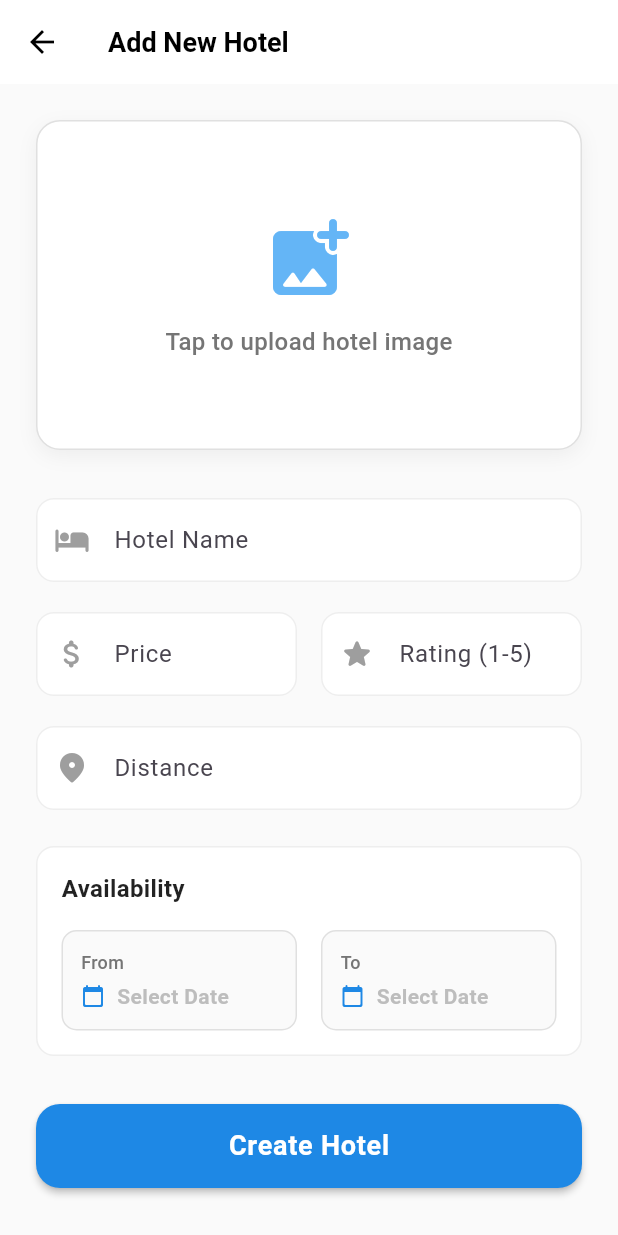
After one commit to Wizi-Tech/IEW-demo, a Flutter app: the screen it shows after launch, after a tap on the "add" icon, on a phone screen of 412 x 824 dp. The commit adds this screen. Run offline on Flutter 3.47's test engine with Material 3 defaults, Android fonts, the phone set to English and light mode, and no system bars; our stand-ins replace image_picker, supabase_flutter; accounts and stored records are empty.

Commit message:
Add a form to create new hotel

```diff
--- a/lib/models/hotel.dart
+++ b/lib/models/hotel.dart
@@ -5,6 +5,7 @@ class Hotel {
   final int rating;
   final DateTime availableStart;
   final DateTime availableEnd;
+  final String? imageUrl;
 
   Hotel({
     required this.name,
@@ -13,6 +14,7 @@ class Hotel {
     required this.rating,
     required this.availableStart,
     required this.availableEnd,
+    this.imageUrl,
   });
 
   bool isAvailable(DateTime checkIn, DateTime checkOut) {
@@ -32,6 +34,7 @@ class Hotel {
       availableEnd: json['available_end'] != null
           ? DateTime.tryParse(json['available_end'].toString()) ?? DateTime.now().add(const Duration(days: 365))
           : DateTime.now().add(const Duration(days: 365)),
+      imageUrl: json['image_url']?.toString(),
     );
   }
 }
--- /dev/null
+++ b/lib/screens/add_hotel_screen.dart
@@ -0,0 +1,428 @@
+import 'dart:io';
+import 'package:flutter/foundation.dart';
+import 'package:flutter/material.dart';
+import 'package:image_picker/image_picker.dart';
+import 'package:supabase_flutter/supabase_flutter.dart';
+import 'package:intl/intl.dart';
+
+class AddHotelScreen extends StatefulWidget {
+  const AddHotelScreen({super.key});
+
+  @override
+  State<AddHotelScreen> createState() => _AddHotelScreenState();
+}
+
+class _AddHotelScreenState extends State<AddHotelScreen> {
+  final _formKey = GlobalKey<FormState>();
+  final _nameController = TextEditingController();
+  final _priceController = TextEditingController();
+  final _distanceController = TextEditingController();
+  final _ratingController = TextEditingController();
+
+  DateTime? _availableStart;
+  DateTime? _availableEnd;
+
+  XFile? _imageFile;
+  bool _isLoading = false;
+
+  Future<void> _pickImage() async {
+    final ImagePicker picker = ImagePicker();
+    final XFile? image = await picker.pickImage(source: ImageSource.gallery);
+
+    if (image != null) {
+      setState(() {
+        _imageFile = image;
+      });
+    }
+  }
+
+  Future<String?> _uploadImage() async {
+    if (_imageFile == null) return null;
+
+    try {
+      final bytes = await _imageFile!.readAsBytes();
+      final fileExt = _imageFile!.name.split('.').last;
+      final fileName = '${DateTime.now().millisecondsSinceEpoch}.$fileExt';
+      final path = 'hotel_images/$fileName';
+
+      await Supabase.instance.client.storage.from('hotels').uploadBinary(
+        path,
+        bytes,
+        fileOptions: const FileOptions(cacheControl: '3600', upsert: false),
+      );
+
+      final imageUrl = Supabase.instance.client.storage.from('hotels').getPublicUrl(path);
+      return imageUrl;
+    } catch (e) {
+      debugPrint('Error uploading image: $e');
+      ScaffoldMessenger.of(context).showSnackBar(
+        SnackBar(content: Text('Error uploading image: $e')),
+      );
+      return null;
+    }
+  }
+
+  Future<void> _saveHotel() async {
+    if (_availableStart == null || _availableEnd == null) {
+      ScaffoldMessenger.of(context).showSnackBar(
+        const SnackBar(content: Text('Please select availability dates')),
+      );
+      return;
+    }
+
+    if (!_formKey.currentState!.validate()) return;
+    if (_imageFile == null) {
+      ScaffoldMessenger.of(context).showSnackBar(
+        const SnackBar(content: Text('Please select an image')),
+      );
+      return;
+    }
+
+    setState(() {
+      _isLoading = true;
+    });
+
+    try {
+      final imageUrl = await _uploadImage();
+      if (imageUrl == null) throw Exception('Image upload failed');
+
+      await Supabase.instance.client.from('Hotel').insert({
+        'name': _nameController.text,
+        'price': _priceController.text,
+        'distance': _distanceController.text,
+        'rating': int.parse(_ratingController.text),
+        'available_start': _availableStart!.toIso8601String(),
+        'available_end': _availableEnd!.toIso8601String(),
+        'image_url': imageUrl,
+      });
+
+      if (mounted) {
+        Navigator.pop(context, true); // Return true to indicate success
+      }
+    } catch (e) {
+      debugPrint('Error saving hotel: $e');
+      if (mounted) {
+        ScaffoldMessenger.of(context).showSnackBar(
+          SnackBar(content: Text('Error saving hotel: $e')),
+        );
+      }
+    } finally {
+      if (mounted) {
+        setState(() {
+          _isLoading = false;
+        });
+      }
+    }
+  }
+
+  Future<void> _selectDate(BuildContext context, bool isStart) async {
+    final DateTime now = DateTime.now();
+    // Ensure firstDate is before or equal to initialDate by stripping time or using a past date
+    final DateTime firstDate = DateTime(now.year, now.month, now.day);
+
+    final DateTime initialDate = isStart
+        ? (_availableStart ?? DateTime.now())
+        : (_availableEnd ?? DateTime.now().add(const Duration(days: 1)));
+
+    // Ensure initialDate is not before firstDate (can happen if _availableStart was set to 'now' earlier)
+    final DateTime effectiveInitialDate = initialDate.isBefore(firstDate) ? firstDate : initialDate;
+
+    final DateTime? picked = await showDatePicker(
+      context: context,
+      initialDate: effectiveInitialDate,
+      firstDate: firstDate,
+      lastDate: DateTime(2030),
+    );
+
+    if (picked != null) {
+      setState(() {
+        if (isStart) {
+          _availableStart = picked;
+        } else {
+          _availableEnd = picked;
+        }
+      });
+    }
+  }
+
+  @override
+  Widget build(BuildContext context) {
+    return Scaffold(
+      backgroundColor: Colors.grey[50],
+      appBar: AppBar(
+        title: const Text(
+          'Add New Hotel',
+          style: TextStyle(color: Colors.black, fontWeight: FontWeight.w600),
+        ),
+        backgroundColor: Colors.white,
+        elevation: 0,
+        iconTheme: const IconThemeData(color: Colors.black),
+      ),
+      body: _isLoading
+          ? const Center(child: CircularProgressIndicator())
+          : SingleChildScrollView(
+              padding: const EdgeInsets.all(24.0),
+              child: Form(
+                key: _formKey,
+                child: Column(
+                  crossAxisAlignment: CrossAxisAlignment.stretch,
+                  children: [
+                    // Image Picker
+                    GestureDetector(
+                      onTap: _pickImage,
+                      child: Container(
+                        height: 220,
+                        decoration: BoxDecoration(
+                          color: Colors.white,
+                          borderRadius: BorderRadius.circular(16),
+                          border: Border.all(color: Colors.grey.shade300, width: 1),
+                          boxShadow: [
+                            BoxShadow(
+                              color: Colors.black.withOpacity(0.05),
+                              blurRadius: 10,
+                              offset: const Offset(0, 4),
+                            ),
+                          ],
+                          image: _imageFile != null
+                              ? DecorationImage(
+                                  image: kIsWeb
+                                      ? NetworkImage(_imageFile!.path)
+                                      : FileImage(File(_imageFile!.path)) as ImageProvider,
+                                  fit: BoxFit.cover,
+                                )
+                              : null,
+                        ),
+                        child: _imageFile == null
+                            ? Column(
+                                mainAxisAlignment: MainAxisAlignment.center,
+                                children: [
+                                  Icon(Icons.add_photo_alternate_rounded, size: 64, color: Colors.blue.shade300),
+                                  const SizedBox(height: 12),
+                                  Text(
+                                    'Tap to upload hotel image',
+                                    style: TextStyle(
+                                      color: Colors.grey.shade600,
+                                      fontSize: 16,
+                                      fontWeight: FontWeight.w500,
+                                    ),
+                                  ),
+                                ],
+                              )
+                            : null,
+                      ),
+                    ),
+                    const SizedBox(height: 32),
+
+                    // Hotel Name
+                    _buildTextField(
+                      controller: _nameController,
+                      label: 'Hotel Name',
+                      icon: Icons.hotel_rounded,
+                      validator: (value) => value!.isEmpty ? 'Please enter a name' : null,
+                    ),
+                    const SizedBox(height: 20),
+
+                    // Price & Rating Row
+                    Row(
+                      children: [
+                        Expanded(
+                          child: _buildTextField(
+                            controller: _priceController,
+                            label: 'Price',
+                            icon: Icons.attach_money_rounded,
+                            validator: (value) => value!.isEmpty ? 'Required' : null,
+                          ),
+                        ),
+                        const SizedBox(width: 16),
+                        Expanded(
+                          child: _buildTextField(
+                            controller: _ratingController,
+                            label: 'Rating (1-5)',
+                            icon: Icons.star_rounded,
+                            keyboardType: TextInputType.number,
+                            validator: (value) {
+                              if (value == null || value.isEmpty) return 'Required';
+                              final rating = int.tryParse(value);
+                              if (rating == null || rating < 1 || rating > 5) return '1-5';
+                              return null;
+                            },
+                          ),
+                        ),
+                      ],
+                    ),
+                    const SizedBox(height: 20),
+
+                    // Distance
+                    _buildTextField(
+                      controller: _distanceController,
+                      label: 'Distance',
+                      icon: Icons.location_on_rounded,
+                      hint: 'e.g. 2 km to city',
+                      validator: (value) => value!.isEmpty ? 'Please enter distance' : null,
+                    ),
+                    const SizedBox(height: 24),
+
+                    // Date Selection
+                    Container(
+                      padding: const EdgeInsets.all(16),
+                      decoration: BoxDecoration(
+                        color: Colors.white,
+                        borderRadius: BorderRadius.circular(12),
+                        border: Border.all(color: Colors.grey.shade200),
+                      ),
+                      child: Column(
+                        crossAxisAlignment: CrossAxisAlignment.start,
+                        children: [
+                          const Text(
+                            'Availability',
+                            style: TextStyle(
+                              fontSize: 16,
+                              fontWeight: FontWeight.w600,
+                              color: Colors.black87,
+                            ),
+                          ),
+                          const SizedBox(height: 16),
+                          Row(
+                            children: [
+                              Expanded(
+                                child: _buildDateSelector(
+                                  context,
+                                  label: 'From',
+                                  date: _availableStart,
+                                  onTap: () => _selectDate(context, true),
+                                ),
+                              ),
+                              const SizedBox(width: 16),
+                              Expanded(
+                                child: _buildDateSelector(
+                                  context,
+                                  label: 'To',
+                                  date: _availableEnd,
+                                  onTap: () => _selectDate(context, false),
+                                ),
+                              ),
+                            ],
+                          ),
+                        ],
+                      ),
+                    ),
+                    const SizedBox(height: 32),
+
+                    // Submit Button
+                    SizedBox(
+                      height: 56,
+                      child: ElevatedButton(
+                        onPressed: _saveHotel,
+                        style: ElevatedButton.styleFrom(
+                          backgroundColor: Colors.blue.shade600,
+                          foregroundColor: Colors.white,
+                          elevation: 2,
+                          shape: RoundedRectangleBorder(
+                            borderRadius: BorderRadius.circular(16),
+                          ),
+                        ),
+                        child: const Text(
+                          'Create Hotel',
+                          style: TextStyle(
+                            fontSize: 18,
+                            fontWeight: FontWeight.w600,
+                            letterSpacing: 0.5,
+                          ),
+                        ),
+                      ),
+                    ),
+                    const SizedBox(height: 24),
+                  ],
+                ),
+              ),
+            ),
+    );
+  }
+
+  Widget _buildTextField({
+    required TextEditingController controller,
+    required String label,
+    required IconData icon,
+    String? hint,
+    TextInputType? keyboardType,
+    String? Function(String?)? validator,
+  }) {
+    return TextFormField(
+      controller: controller,
+      keyboardType: keyboardType,
+      validator: validator,
+      style: const TextStyle(fontWeight: FontWeight.w500),
+      decoration: InputDecoration(
+        labelText: label,
+        hintText: hint,
+        prefixIcon: Icon(icon, color: Colors.grey.shade500),
+        filled: true,
+        fillColor: Colors.white,
+        border: OutlineInputBorder(
+          borderRadius: BorderRadius.circular(12),
+          borderSide: BorderSide.none,
+        ),
+        enabledBorder: OutlineInputBorder(
+          borderRadius: BorderRadius.circular(12),
+          borderSide: BorderSide(color: Colors.grey.shade200),
+        ),
+        focusedBorder: OutlineInputBorder(
+          borderRadius: BorderRadius.circular(12),
+          borderSide: BorderSide(color: Colors.blue.shade400, width: 1.5),
+        ),
+        errorBorder: OutlineInputBorder(
+          borderRadius: BorderRadius.circular(12),
+          borderSide: BorderSide(color: Colors.red.shade200),
+        ),
+        contentPadding: const EdgeInsets.symmetric(horizontal: 16, vertical: 16),
+      ),
+    );
+  }
+
+  Widget _buildDateSelector(
+    BuildContext context, {
+    required String label,
+    DateTime? date,
+    required VoidCallback onTap,
+  }) {
+    return GestureDetector(
+      onTap: onTap,
+      child: Container(
+        padding: const EdgeInsets.symmetric(horizontal: 12, vertical: 12),
+        decoration: BoxDecoration(
+          color: Colors.grey.shade50,
+          borderRadius: BorderRadius.circular(10),
+          border: Border.all(color: Colors.grey.shade300),
+        ),
+        child: Column(
+          crossAxisAlignment: CrossAxisAlignment.start,
+          children: [
+            Text(
+              label,
+              style: TextStyle(
+                color: Colors.grey.shade600,
+                fontSize: 12,
+                fontWeight: FontWeight.w500,
+              ),
+            ),
+            const SizedBox(height: 4),
+            Row(
+              children: [
+                Icon(Icons.calendar_today_rounded, size: 16, color: Colors.blue.shade600),
+                const SizedBox(width: 8),
+                Text(
+                  date != null ? DateFormat('MMM dd, yyyy').format(date) : 'Select Date',
+                  style: TextStyle(
+                    fontWeight: FontWeight.w600,
+                    fontSize: 14,
+                    color: date != null ? Colors.black87 : Colors.grey.shade400,
+                  ),
+                ),
+              ],
+            ),
+          ],
+        ),
+      ),
+    );
+  }
+}
--- a/lib/screens/select_hotel_screen.dart
+++ b/lib/screens/select_hotel_screen.dart
@@ -3,6 +3,7 @@ import 'package:intl/intl.dart';
 import 'package:supabase_flutter/supabase_flutter.dart';
 import '../widgets/hotel_card.dart';
 import '../models/hotel.dart';
+import 'add_hotel_screen.dart';
 
 class SelectHotelScreen extends StatefulWidget {
   const SelectHotelScreen({super.key});
@@ -228,12 +229,25 @@ class _SelectHotelScreenState extends State<SelectHotelScreen> {
                             price: hotel.price,
                             distance: hotel.distance,
                             rating: hotel.rating,
+                            imageUrl: hotel.imageUrl,
                           );
                         },
                       ),
           ),
         ],
       ),
+      floatingActionButton: FloatingActionButton(
+        onPressed: () async {
+          final result = await Navigator.push(
+            context,
+            MaterialPageRoute(builder: (context) => const AddHotelScreen()),
+          );
+          if (result == true) {
+            _fetchHotels();
+          }
+        },
+        child: const Icon(Icons.add),
+      ),
     );
   }
 }
--- a/lib/widgets/hotel_card.dart
+++ b/lib/widgets/hotel_card.dart
@@ -3,17 +3,17 @@ import 'package:flutter/material.dart';
 class HotelCard extends StatelessWidget {
   final String name;
   final String price;
-
   final String distance;
   final int rating;
+  final String? imageUrl; // keep here
 
   const HotelCard({
     super.key,
     required this.name,
     required this.price,
-
     required this.distance,
     required this.rating,
+    this.imageUrl,
   });
 
   @override
@@ -29,24 +29,33 @@ class HotelCard extends StatelessWidget {
       child: Column(
         crossAxisAlignment: CrossAxisAlignment.start,
         children: [
-          // Image Placeholder
+          // IMAGE
           Container(
             height: 150,
             width: double.infinity,
             decoration: BoxDecoration(
+              borderRadius: BorderRadius.circular(8),
               color: Colors.grey.shade200,
-              borderRadius: BorderRadius.circular(8),
+              image: imageUrl != null
+                  ? DecorationImage(
+                      image: NetworkImage(imageUrl!),
+                      fit: BoxFit.cover,
+                    )
+                  : null,
             ),
-            child: Center(
-              child: Text(
-                'Image',
-                style: TextStyle(color: Colors.grey.shade500),
-              ),
-            ),
+            child: imageUrl == null
+                ? Center(
+                    child: Text(
+                      "No Image",
+                      style: TextStyle(color: Colors.grey.shade600),
+                    ),
+                  )
+                : null,
           ),
+
           const SizedBox(height: 12),
 
-          // Title and Rating
+          // NAME + RATING
           Row(
             mainAxisAlignment: MainAxisAlignment.spaceBetween,
             children: [
@@ -55,9 +64,8 @@ class HotelCard extends StatelessWidget {
                   name,
                   style: const TextStyle(
                     fontSize: 16,
-                    fontWeight: FontWeight.w500,
+                    fontWeight: FontWeight.w600,
                   ),
-                  overflow: TextOverflow.ellipsis,
                 ),
               ),
               Row(
@@ -65,36 +73,29 @@ class HotelCard extends StatelessWidget {
                   return Icon(
                     Icons.star,
                     size: 18,
-                    color: index < rating ? const Color(0xFF1C274C) : Colors.grey.shade300,
-                    // Using a dark blue/black color for stars as seen in image
+                    color: index < rating
+                        ? const Color(0xFF1C274C)
+                        : Colors.grey.shade300,
                   );
                 }),
-              ),
+              )
             ],
           ),
-          const SizedBox(height: 8),
 
-          // Price
+          const SizedBox(height: 6),
+
           Text(
             price,
-            style: const TextStyle(
-              fontSize: 14,
-              color: Colors.black87,
-            ),
+            style: const TextStyle(fontSize: 14, fontWeight: FontWeight.w500),
           ),
 
-
-          // Distance
           Text(
             distance,
-            style: TextStyle(
-              fontSize: 12,
-              color: Colors.grey.shade600,
-            ),
+            style: TextStyle(fontSize: 12, color: Colors.grey.shade600),
           ),
+
           const SizedBox(height: 16),
 
-          // Select Button
           SizedBox(
             width: double.infinity,
             child: OutlinedButton(
@@ -107,13 +108,7 @@ class HotelCard extends StatelessWidget {
                 ),
                 padding: const EdgeInsets.symmetric(vertical: 12),
               ),
-              child: const Text(
-                'Select',
-                style: TextStyle(
-                  fontSize: 16,
-                  fontWeight: FontWeight.w400,
-                ),
-              ),
+              child: const Text("Select"),
             ),
           ),
         ],
--- a/pubspec.yaml
+++ b/pubspec.yaml
@@ -36,6 +36,7 @@ dependencies:
   cupertino_icons: ^1.0.8
   intl: ^0.20.2
   supabase_flutter: ^2.10.3
+  image_picker: ^1.1.2
 
 dev_dependencies:
   flutter_test:
```
Also changed, not shown: pubspec.lock, 5 other files.
